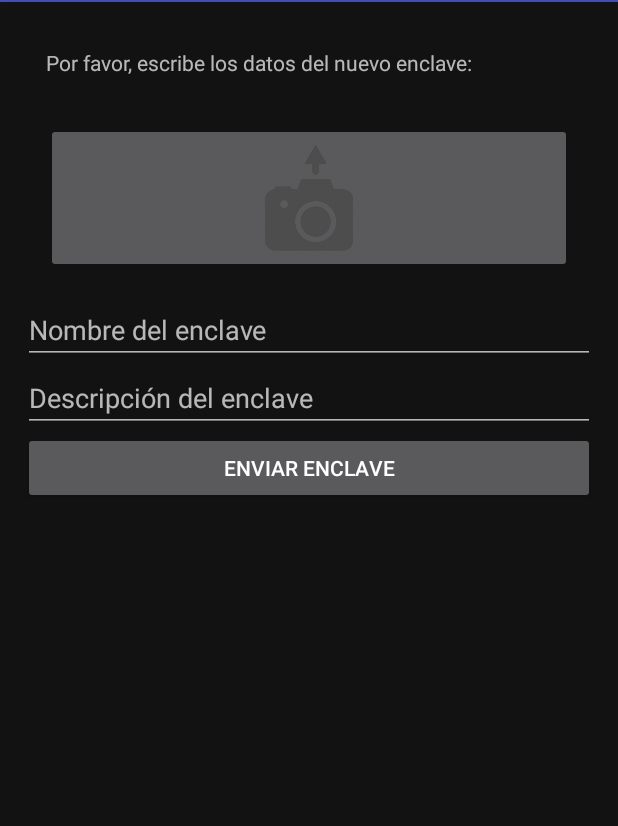
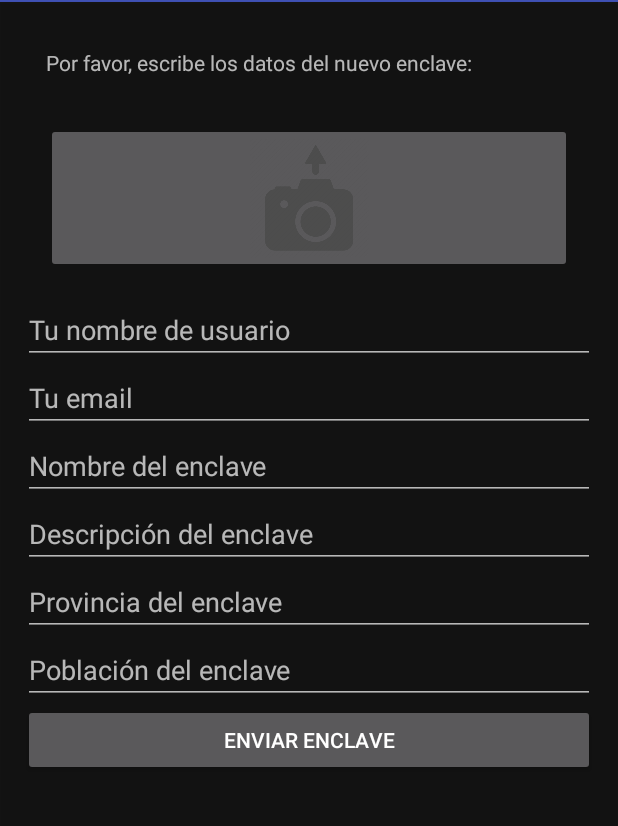
Before and after one commit to vascofornas/024_2017_LAESPANA_EXTRANA_ANDROID, an Android app: the fragment ProponerEnclaveFragment placed in its activity, on a phone screen of 412 x 824 dp, the part 82-908 px from its top. Run offline under Robolectric (Android 15) with nearby library versions, the phone set to English and light mode, and no system bars; our stand-ins replace Firebase (no records; nobody signed in at launch, a user with empty details on screens opened directly); pictures from the network do not load.

```diff
--- a/LaEspanaExtrana/app/build.gradle
+++ b/LaEspanaExtrana/app/build.gradle
@@ -47,5 +47,7 @@ dependencies {
     compile 'com.google.firebase:firebase-storage:9.6.1'
     compile 'com.firebaseui:firebase-ui:0.4.4'
     testCompile 'junit:junit:4.12'
+    compile 'com.android.support:recyclerview-v7:24.2.0'
+    compile 'com.squareup.picasso:picasso:2.5.2'
 }
 apply plugin: 'com.google.gms.google-services'
--- a/LaEspanaExtrana/app/src/main/java/com/juarezserver/laespanaextrana/ConnectFragment.java
+++ b/LaEspanaExtrana/app/src/main/java/com/juarezserver/laespanaextrana/ConnectFragment.java
@@ -71,7 +71,7 @@ public class ConnectFragment extends Fragment {
                 //PASA VALOR SELECCIONADO AL SIGUIENTE FRAGMENT
 
 
-                EnclavesFragment myDetailFragment = new EnclavesFragment();
+                EnclaveFragment myDetailFragment = new EnclaveFragment();
                 Bundle bundle = new Bundle();
                 bundle.putString("KEY_DETAIL", topic);
                 myDetailFragment.setArguments(bundle);
--- a/LaEspanaExtrana/app/src/main/java/com/juarezserver/laespanaextrana/ProponerEnclaveFragment.java
+++ b/LaEspanaExtrana/app/src/main/java/com/juarezserver/laespanaextrana/ProponerEnclaveFragment.java
@@ -45,6 +45,10 @@ public class ProponerEnclaveFragment extends Fragment {
 
     private EditText mNombreTxt;
     private EditText mDescripcionTxt;
+    private EditText mPoblacionTxt;
+    private EditText mProvinciaTxt;
+    private EditText mEmailTxt;
+    private EditText mUsuarioTxt;
 
     private Button mEnviarBtn;
 
@@ -76,6 +80,13 @@ public class ProponerEnclaveFragment extends Fragment {
             mSelectImage = (ImageButton) rootView.findViewById(R.id.selectImageBtn);
             mNombreTxt = (EditText)  rootView.findViewById(R.id.nombreTxt);
             mDescripcionTxt = (EditText) rootView.findViewById(R.id.descripcionTxt);
+        mProvinciaTxt = (EditText) rootView.findViewById(R.id.ProvinciaTxt);
+        mPoblacionTxt = (EditText) rootView.findViewById(R.id.PoblacionTxt);
+        mEmailTxt = (EditText) rootView.findViewById(R.id.emailTxt);
+        mUsuarioTxt = (EditText) rootView.findViewById(R.id.usuarioTxt);
+
+
+
             mEnviarBtn = (Button) rootView.findViewById(R.id.enviarBtn);
 
             mProgress = new ProgressDialog(this.getActivity());
@@ -103,12 +114,19 @@ public class ProponerEnclaveFragment extends Fragment {
 
     public void startPosting(){
 
-            mProgress.setMessage("Enviando enclave...");
-            mProgress.show();
+
             final String nombre_val = mNombreTxt.getText().toString().trim();
             final String desc_val = mDescripcionTxt.getText().toString().trim();
+        final String provincia_val = mProvinciaTxt.getText().toString().trim();
+        final String poblacion_val = mPoblacionTxt.getText().toString().trim();
+        final String usuario_val = mUsuarioTxt.getText().toString().trim();
+        final String email_val = mEmailTxt.getText().toString().trim();
 
-            if(!TextUtils.isEmpty(nombre_val) && !TextUtils.isEmpty(desc_val)){
+            if(!TextUtils.isEmpty(nombre_val) && !TextUtils.isEmpty(desc_val) && mImageUri !=null){
+
+                mProgress.setMessage("Enviando enclave...");
+                mProgress.show();
+
 
                 StorageReference filePath = mStorage.child("Imagenes_Enclaves").child(mImageUri.getLastPathSegment());
                 filePath.putFile(mImageUri).addOnSuccessListener(new OnSuccessListener<UploadTask.TaskSnapshot>() {
@@ -120,7 +138,15 @@ public class ProponerEnclaveFragment extends Fragment {
 
                         nuevoEnclave.child("Nombre_enclave").setValue(nombre_val);
                         nuevoEnclave.child("Descripcion_enclave").setValue(desc_val);
+                        nuevoEnclave.child("Poblacion_enclave").setValue(poblacion_val);
+                        nuevoEnclave.child("Provincia_enclave").setValue(provincia_val);
+
                         nuevoEnclave.child("Tipo_enclave").setValue("Sin definir");
+                        nuevoEnclave.child("Latitud_enclave").setValue("Sin definir");
+                        nuevoEnclave.child("Longitud_enclave").setValue("Sin definir");
+                        nuevoEnclave.child("Comunidad_enclave").setValue("Sin definir");
+                        nuevoEnclave.child("Autor_enclave").setValue(usuario_val);
+                        nuevoEnclave.child("Email_autor_enclave").setValue(email_val);
 
 
 
@@ -138,6 +164,13 @@ public class ProponerEnclaveFragment extends Fragment {
 
                     }
                 });
+            }
+
+        else {
+                Toast.makeText(getActivity(),"Faltan datos!", Toast.LENGTH_SHORT).show();
+                if (mImageUri ==null){
+                    Toast.makeText(getActivity(),"Falta una imagen del enclave!", Toast.LENGTH_SHORT).show();
+                }
             }
 
 
--- a/LaEspanaExtrana/app/src/main/res/layout/fragment_proponer_enclave.xml
+++ b/LaEspanaExtrana/app/src/main/res/layout/fragment_proponer_enclave.xml
@@ -34,6 +34,22 @@
                 android:scaleType="fitCenter"
                 android:elevation="1dp" />
 
+
+            <EditText
+                android:layout_width="match_parent"
+                android:layout_height="wrap_content"
+                android:inputType="textPersonName"
+                android:ems="10"
+                android:id="@+id/usuarioTxt"
+                android:hint="Tu nombre de usuario" />
+            <EditText
+                android:layout_width="match_parent"
+                android:layout_height="wrap_content"
+                android:inputType="textEmailAddress"
+                android:ems="10"
+                android:id="@+id/emailTxt"
+                android:hint="Tu email" />
+
             <EditText
                 android:layout_width="match_parent"
                 android:layout_height="wrap_content"
@@ -41,13 +57,32 @@
                 android:ems="10"
                 android:id="@+id/nombreTxt"
                 android:hint="Nombre del enclave" />
+
+            <EditText
+                android:layout_width="match_parent"
+                android:layout_height="wrap_content"
+                android:inputType="textMultiLine"
+                android:ems="10"
+                android:id="@+id/descripcionTxt"
+                android:hint="Descripción del enclave" />
+
+
             <EditText
                 android:layout_width="match_parent"
                 android:layout_height="wrap_content"
                 android:inputType="textPersonName"
                 android:ems="10"
-                android:id="@+id/descripcionTxt"
-                android:hint="Descripción del enclave" />
+                android:id="@+id/ProvinciaTxt"
+                android:hint="Provincia del enclave" />
+            <EditText
+                android:layout_width="match_parent"
+                android:layout_height="wrap_content"
+                android:inputType="textPersonName"
+                android:ems="10"
+                android:id="@+id/PoblacionTxt"
+                android:hint="Población del enclave" />
+
+
 
             <Button
                 android:text="Enviar enclave"
```
Also changed, not shown: LaEspanaExtrana/app/src/main/java/com/juarezserver/laespanaextrana/Enclave.java (added, +109 -0 lines), LaEspanaExtrana/app/src/main/java/com/juarezserver/laespanaextrana/EnclaveFragment.java (added, +141 -0 lines), LaEspanaExtrana/app/src/main/java/com/juarezserver/laespanaextrana/EnclavesFragment.java (+20 -0 lines), LaEspanaExtrana/app/src/main/res/layout/enclave_connect.xml (added, +14 -0 lines), LaEspanaExtrana/app/src/main/res/layout/enclave_row.xml (added, +35 -0 lines).
